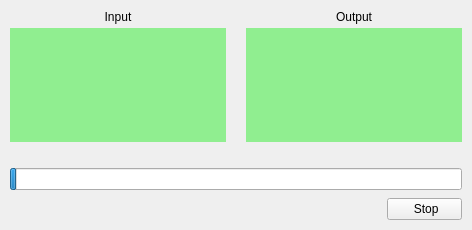
RainerMtb/cuvista, file cuvistaGui/progress.ui: the form before one commit.
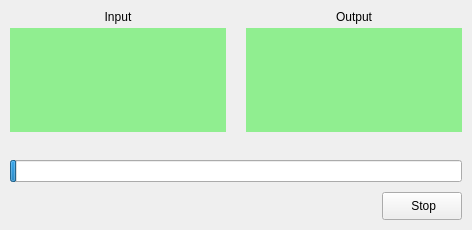
The form after the commit. Icons and pictures are not drawn. Custom widgets are drawn as their Qt base class.

The edit to the form file:
```diff
--- a/cuvistaGui/progress.ui
+++ b/cuvistaGui/progress.ui
@@ -28,7 +28,7 @@
   <widget class="QWidget" name="centralwidget">
    <layout class="QVBoxLayout" name="verticalLayout">
     <property name="spacing">
-     <number>8</number>
+     <number>10</number>
     </property>
     <property name="leftMargin">
      <number>10</number>
@@ -176,12 +176,12 @@
          <enum>Qt::Orientation::Horizontal</enum>
         </property>
         <property name="sizeType">
-         <enum>QSizePolicy::Policy::Expanding</enum>
+         <enum>QSizePolicy::Policy::MinimumExpanding</enum>
         </property>
         <property name="sizeHint" stdset="0">
          <size>
-          <width>40</width>
-          <height>20</height>
+          <width>0</width>
+          <height>0</height>
          </size>
         </property>
        </spacer>
@@ -189,15 +189,15 @@
       <item>
        <widget class="QPushButton" name="btnStop">
         <property name="sizePolicy">
-         <sizepolicy hsizetype="MinimumExpanding" vsizetype="Maximum">
-          <horstretch>1</horstretch>
+         <sizepolicy hsizetype="Preferred" vsizetype="Preferred">
+          <horstretch>0</horstretch>
           <verstretch>0</verstretch>
          </sizepolicy>
         </property>
-        <property name="maximumSize">
+        <property name="minimumSize">
          <size>
           <width>75</width>
-          <height>30</height>
+          <height>28</height>
          </size>
         </property>
         <property name="text">
```
